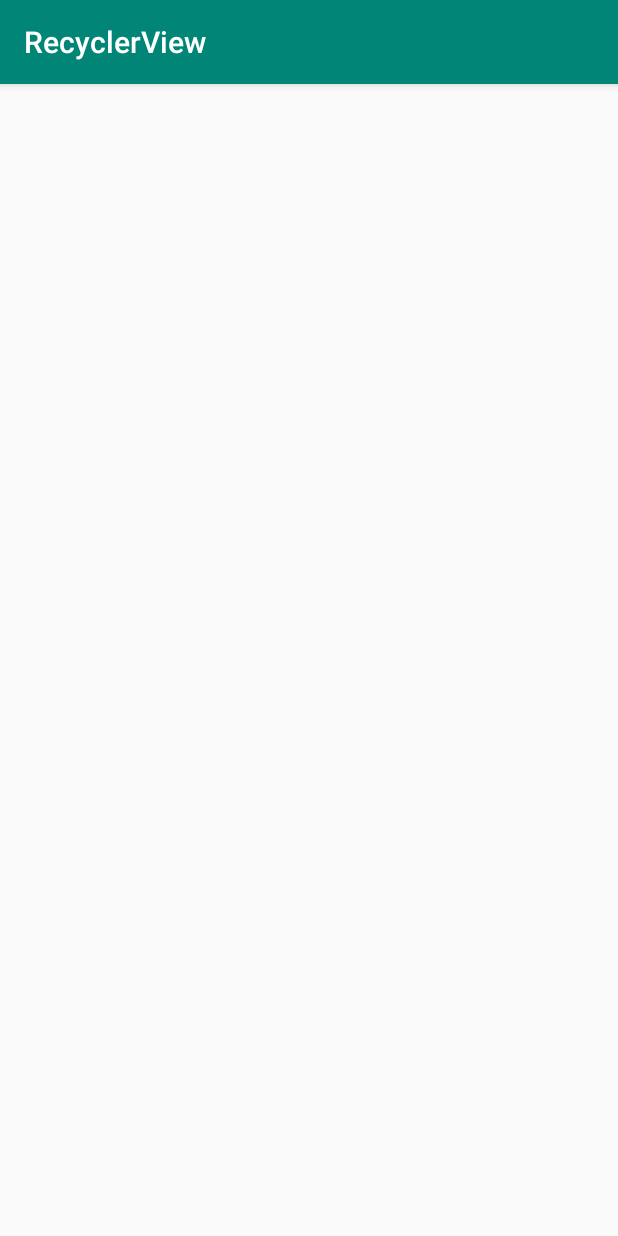
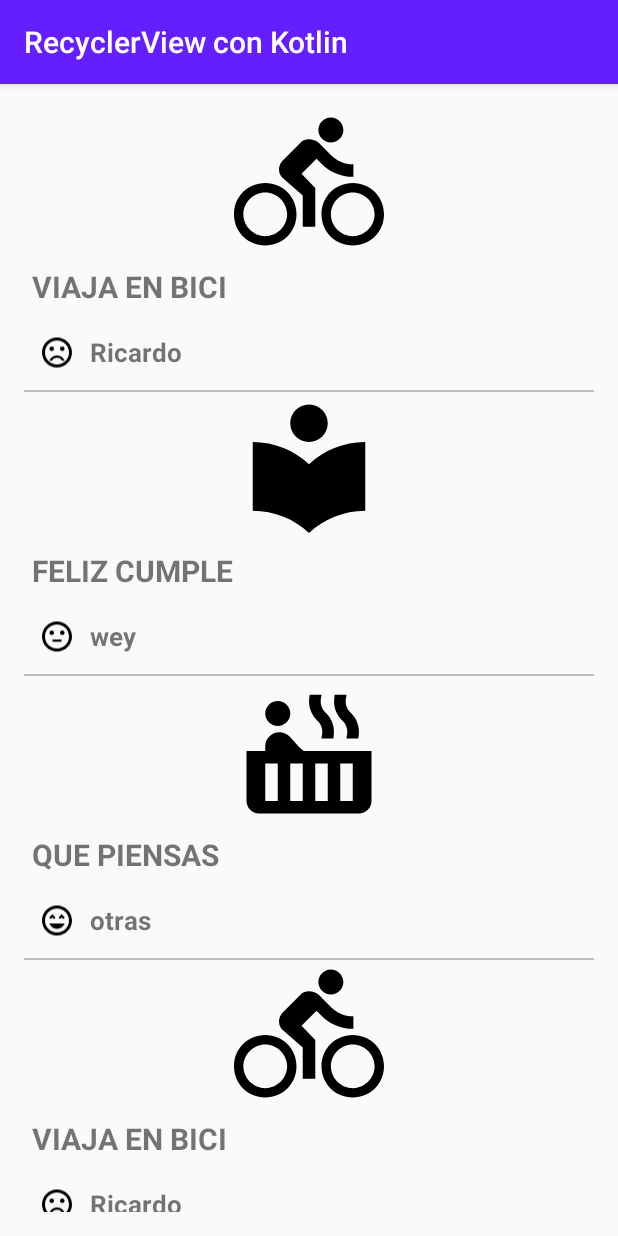
Before and after one commit to ARicardo97/practicas-de-kotlin, an Android app: the screen it shows after launch (MainActivity), on a phone screen of 412 x 824 dp. Run offline under Robolectric (Android 15) with nearby library versions, the phone set to English and light mode, and no system bars.

Commit message:
se aplico lo que es el recyclerview

```diff
--- a/recyclerview/app/src/main/java/com/example/recyclerview/MainActivity.kt
+++ b/recyclerview/app/src/main/java/com/example/recyclerview/MainActivity.kt
@@ -1,7 +1,16 @@
 package com.example.recyclerview
 
+import android.content.DialogInterface
 import androidx.appcompat.app.AppCompatActivity
 import android.os.Bundle
+import android.view.MenuItem
+import android.view.View
+import android.widget.ImageView
+import android.widget.Toast
+import androidx.appcompat.app.AlertDialog
+import androidx.recyclerview.widget.LinearLayoutManager
+import kotlinx.android.synthetic.main.activity_main.*
+import kotlinx.android.synthetic.main.list_item_muro.*
 
 class MainActivity : AppCompatActivity() {
 
@@ -12,10 +21,31 @@ class MainActivity : AppCompatActivity() {
         setContentView(R.layout.activity_main)
 
         data() //usamos la funcion data
+        mainActivity.layoutManager = LinearLayoutManager(this)  //traemos el id del mainActivity donde tenemos el recyclerview
+        mainActivity.adapter = MuroAdapter(muro)
+        alert()
     }
 
     //añadiendo datos
     fun data(){
         muro.add(Muro(R.drawable.ic_bike, "Viaja en bici", R.drawable.ic_sentiment,"Ricardo"))
+        muro.add(Muro(R.drawable.ic_local_library, "feliz cumple", R.drawable.ic_sentiment_neutral,"wey"))
+        muro.add(Muro(R.drawable.ic_hot_tub, "que piensas", R.drawable.ic_sentiment_very,"otras"))
+
+
+        muro.add(Muro(R.drawable.ic_bike, "Viaja en bici", R.drawable.ic_sentiment,"Ricardo"))
+        muro.add(Muro(R.drawable.ic_local_library, "feliz cumple", R.drawable.ic_sentiment_neutral,"wey"))
+        muro.add(Muro(R.drawable.ic_hot_tub, "que piensas", R.drawable.ic_sentiment_very,"otras"))
+    }
+
+    //CREANDO ALERTDIALOG
+    fun alert(){
+        val builder = AlertDialog.Builder(this)
+        builder.setTitle("Información")
+        builder.setMessage("El usuario que se presenta.Está realizando una actividad")
+        builder.setPositiveButton("Aceptar", null)
+        builder.show()
+        //imagen = ImageView(this).findViewById(R.id.imv_foto_post)
+        //imagen.setOnClickListener { v -> Toast.makeText(this,"skjajklsj", Toast.LENGTH_SHORT).show() }
     }
 }
--- a/recyclerview/app/src/main/res/layout/activity_main.xml
+++ b/recyclerview/app/src/main/res/layout/activity_main.xml
@@ -4,6 +4,7 @@
     android:layout_width="match_parent"
     android:layout_height="match_parent"
     android:padding="16dp"
+    android:id="@+id/mainActivity"
     tools:context=".MainActivity">
 
 
--- a/recyclerview/app/src/main/res/layout/list_item_muro.xml
+++ b/recyclerview/app/src/main/res/layout/list_item_muro.xml
@@ -2,7 +2,7 @@
 <LinearLayout xmlns:android="http://schemas.android.com/apk/res/android"
     android:orientation="vertical"
     android:layout_width="match_parent"
-    android:layout_height="match_parent">
+    android:layout_height="wrap_content">
 
     <ImageView
         android:id="@+id/imv_foto_post"
@@ -40,7 +40,7 @@
             android:textSize="17sp"
             android:textStyle="bold"
             android:layout_gravity="center"/>
-
     </LinearLayout>
-
+    <View
+        style="@style/divicion"/>
 </LinearLayout>
--- a/recyclerview/app/src/main/res/values/colors.xml
+++ b/recyclerview/app/src/main/res/values/colors.xml
@@ -1,6 +1,6 @@
 <?xml version="1.0" encoding="utf-8"?>
 <resources>
-    <color name="colorPrimary">#008577</color>
-    <color name="colorPrimaryDark">#00574B</color>
+    <color name="colorPrimary">#651fff</color>
+    <color name="colorPrimaryDark">#0100ca</color>
     <color name="colorAccent">#D81B60</color>
 </resources>
--- a/recyclerview/app/src/main/res/values/strings.xml
+++ b/recyclerview/app/src/main/res/values/strings.xml
@@ -1,5 +1,5 @@
 <resources>
-    <string name="app_name">RecyclerView</string>
+    <string name="app_name">RecyclerView con Kotlin</string>
     <string name="txt_bike">Viaje en bicicleta</string>
     <string name="txt_sentiment">Bicicleta</string>
 </resources>
--- a/recyclerview/app/src/main/res/values/styles.xml
+++ b/recyclerview/app/src/main/res/values/styles.xml
@@ -8,4 +8,10 @@
         <item name="colorAccent">@color/colorAccent</item>
     </style>
 
+    <style name="divicion">
+        <item name="android:layout_width">match_parent</item>
+        <item name="android:layout_height">1dp</item>
+        <item name="android:background">#BDBDBD</item>
+    </style>
+
 </resources>
```
